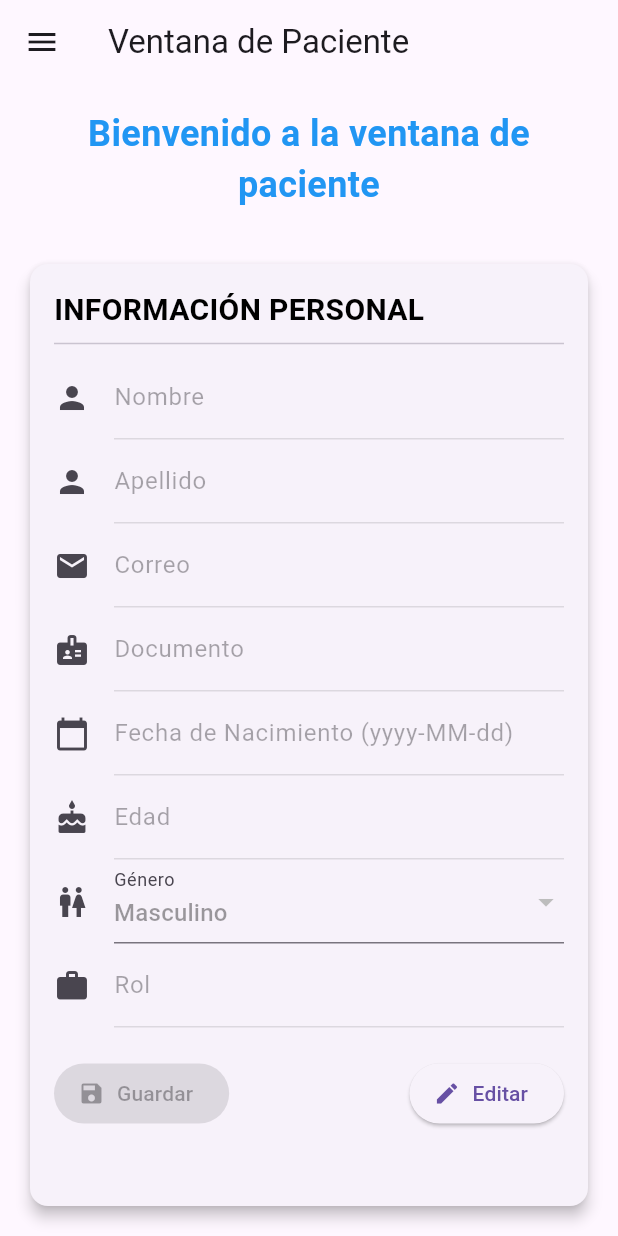
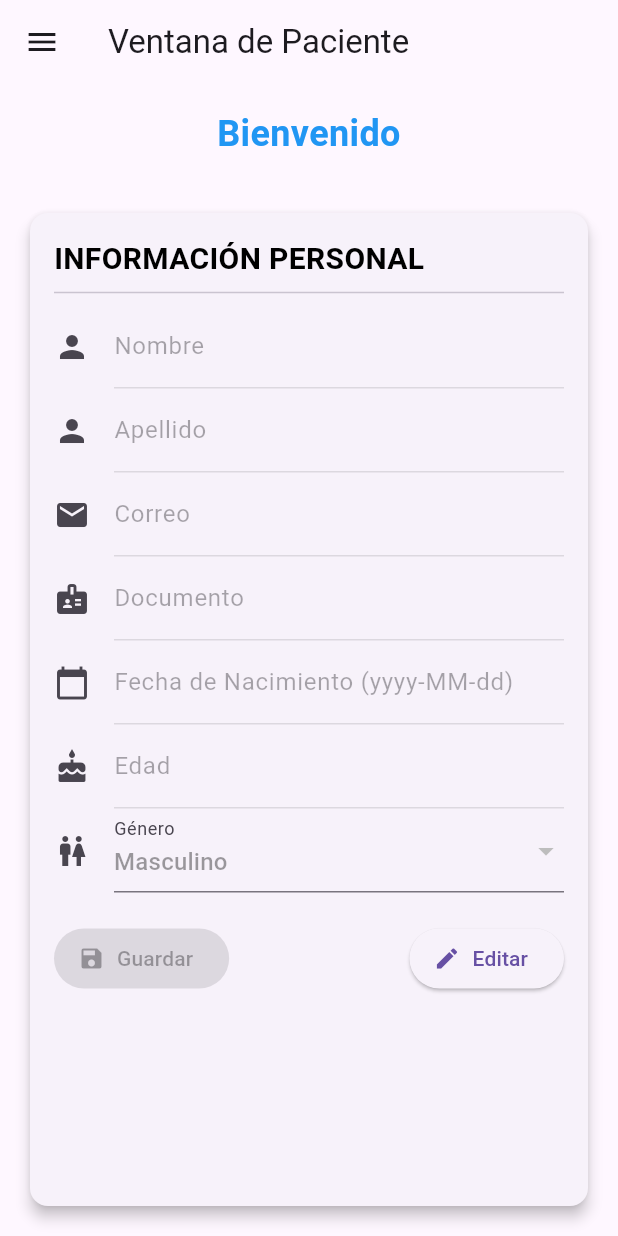
Before and after one commit to Kuater23/psiconnect, a Flutter app: the PatientPage screen opened directly with empty values, on a phone screen of 412 x 824 dp. Run offline on Flutter 3.47's test engine with Material 3 defaults, Android fonts, the phone set to English and light mode, and no system bars; our stand-ins replace cloud_firestore, firebase_auth, firebase_core, flutter_hooks, flutter_riverpod, hooks_riverpod and 2 more; accounts and stored records are empty.

Commit message:
pagina de paciente luka

```diff
--- a/lib/src/screens/patient_page.dart
+++ b/lib/src/screens/patient_page.dart
@@ -26,7 +26,6 @@ class _PatientPageState extends ConsumerState<PatientPage> {
   final TextEditingController _documentController = TextEditingController();
   final TextEditingController _birthDateController = TextEditingController();
   final TextEditingController _ageController = TextEditingController();
-  final TextEditingController _roleController = TextEditingController();
   final TextEditingController _genderController = TextEditingController();
 
   // Variable para almacenar el género seleccionado
@@ -34,6 +33,35 @@ class _PatientPageState extends ConsumerState<PatientPage> {
 
   // Variable para almacenar el estado de edición
   bool _isEditing = false;
+
+  @override
+  void initState() {
+    super.initState();
+    _loadUserData();
+  }
+
+  // Función para cargar datos del usuario desde Firestore
+  Future<void> _loadUserData() async {
+    final user = FirebaseAuth.instance.currentUser;
+    if (user != null) {
+      final uid = user.uid;
+      final doc =
+          await FirebaseFirestore.instance.collection('users').doc(uid).get();
+      if (doc.exists) {
+        final data = doc.data()!;
+        setState(() {
+          _firstNameController.text = data['first_name'] ?? '';
+          _lastNameController.text = data['last_name'] ?? '';
+          _emailController.text = data['email'] ?? '';
+          _documentController.text = data['document'] ?? '';
+          _birthDateController.text = data['birth_date'] ?? '';
+          _ageController.text = data['age']?.toString() ?? '';
+          _selectedGender = data['gender'] ?? 'Masculino';
+          _genderController.text = _selectedGender;
+        });
+      }
+    }
+  }
 
   // Función modularizada para guardar datos en Firestore
   Future<void> _saveData(Map<String, dynamic> data) async {
@@ -52,6 +80,8 @@ class _PatientPageState extends ConsumerState<PatientPage> {
 
   Future<void> _savePersonalInfo() async {
     if (_formKey.currentState!.validate()) {
+      _genderController.text =
+          _selectedGender; // Asegurarse de que el controlador de género se actualice
       await _saveData({
         'first_name': _firstNameController.text,
         'last_name': _lastNameController.text,
@@ -60,7 +90,9 @@ class _PatientPageState extends ConsumerState<PatientPage> {
         'birth_date': _birthDateController.text,
         'age': int.parse(_ageController.text),
         'gender': _genderController.text,
-        'role': _roleController.text,
+      });
+      setState(() {
+        _isEditing = false;
       });
     }
   }
@@ -91,11 +123,26 @@ class _PatientPageState extends ConsumerState<PatientPage> {
     }
   }
 
-  String _getWelcomeMessage() {
+  String _getDrawerWelcomeMessage() {
     if (_firstNameController.text.isNotEmpty) {
-      return 'Bienvenido ${_firstNameController.text} a la ventana de paciente';
+      return 'Bienvenido ${_firstNameController.text}';
     } else {
-      return 'Bienvenido a la ventana de paciente';
+      return 'Bienvenido ${widget.email}';
+    }
+  }
+
+  Future<void> _selectDate(BuildContext context) async {
+    final DateTime? picked = await showDatePicker(
+      context: context,
+      initialDate: DateTime.now(),
+      firstDate: DateTime(1900),
+      lastDate: DateTime.now(),
+    );
+    if (picked != null) {
+      setState(() {
+        _birthDateController.text = DateFormat('yyyy-MM-dd').format(picked);
+        _calculateAge();
+      });
     }
   }
 
@@ -112,7 +159,7 @@ class _PatientPageState extends ConsumerState<PatientPage> {
             padding: const EdgeInsets.all(16.0),
             child: Center(
               child: Text(
-                _getWelcomeMessage(),
+                _getDrawerWelcomeMessage(),
                 style: TextStyle(
                   fontSize: 24,
                   fontWeight: FontWeight.bold,
@@ -145,7 +192,7 @@ class _PatientPageState extends ConsumerState<PatientPage> {
               color: Colors.blue,
             ),
             child: Text(
-              'Bienvenido ${widget.email}',
+              _getDrawerWelcomeMessage(),
               style: TextStyle(
                 color: Colors.white,
                 fontSize: 24,
@@ -207,6 +254,7 @@ class _PatientPageState extends ConsumerState<PatientPage> {
   }
 
   Widget _buildPersonalInfoSection() {
+    final genderItems = ['Masculino', 'Femenino', 'Otro'];
     return Padding(
       padding: EdgeInsets.all(16.0),
       child: Card(
@@ -295,9 +343,12 @@ class _PatientPageState extends ConsumerState<PatientPage> {
                     }
                     return null;
                   },
-                  onChanged: (value) {
-                    _calculateAge();
+                  onTap: () {
+                    if (_isEditing) {
+                      _selectDate(context);
+                    }
                   },
+                  readOnly: true,
                   enabled: _isEditing,
                 ),
                 TextFormField(
@@ -316,12 +367,14 @@ class _PatientPageState extends ConsumerState<PatientPage> {
                   enabled: _isEditing,
                 ),
                 DropdownButtonFormField<String>(
-                  value: _selectedGender,
+                  value: genderItems.contains(_selectedGender)
+                      ? _selectedGender
+                      : null,
                   decoration: InputDecoration(
                     labelText: 'Género',
                     icon: Icon(Icons.wc),
                   ),
-                  items: ['Masculino', 'Femenino', 'Otro'].map((String value) {
+                  items: genderItems.map((String value) {
                     return DropdownMenuItem<String>(
                       value: value,
                       child: Text(value),
@@ -331,6 +384,7 @@ class _PatientPageState extends ConsumerState<PatientPage> {
                       ? (newValue) {
                           setState(() {
                             _selectedGender = newValue!;
+                            _genderController.text = newValue;
                           });
                         }
                       : null,
@@ -340,20 +394,6 @@ class _PatientPageState extends ConsumerState<PatientPage> {
                     }
                     return null;
                   },
-                ),
-                TextFormField(
-                  controller: _roleController,
-                  decoration: InputDecoration(
-                    labelText: 'Rol',
-                    icon: Icon(Icons.work),
-                  ),
-                  validator: (value) {
-                    if (value == null || value.isEmpty) {
-                      return 'Por favor ingrese su rol';
-                    }
-                    return null;
-                  },
-                  enabled: _isEditing,
                 ),
                 SizedBox(height: 20),
                 Row(
```
